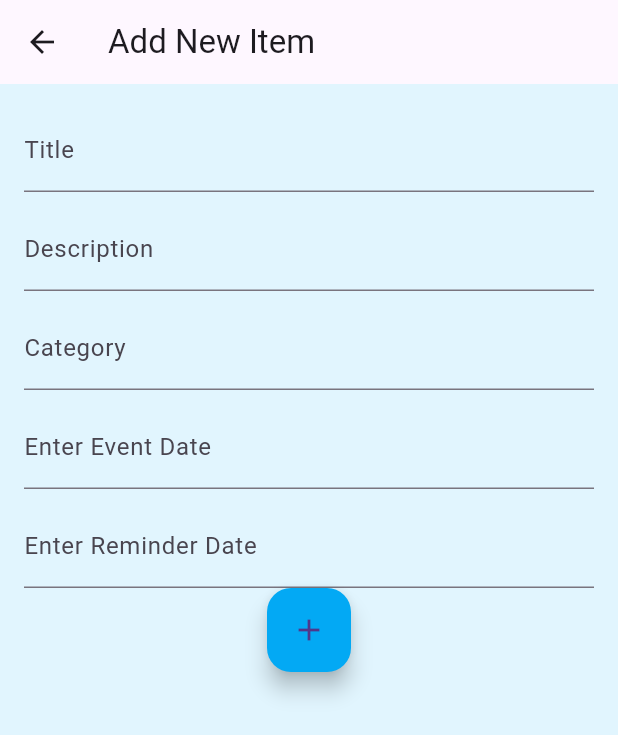
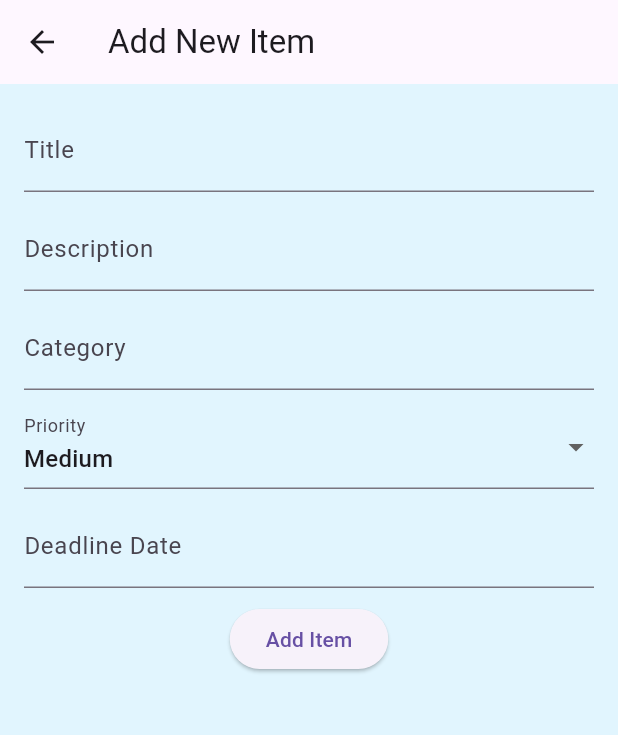
Before and after one commit to Sudharshan-3904/do_it_later, a Flutter app: the screen it shows after launch, after a tap on the "add" icon, on a phone screen of 412 x 824 dp. Shown: the top 735 px of the screen. Run offline on Flutter 3.47's test engine with Material 3 defaults, Android fonts, the phone set to English and light mode, and no system bars; drawn by our look-alikes of date_field.

Commit message:
draft-Commit-28102024

```diff
--- a/lib/main.dart
+++ b/lib/main.dart
@@ -1,3 +1,5 @@
+// ignore_for_file: library_private_types_in_public_api
+
 import 'package:flutter/material.dart';
 import 'package:intl/intl.dart';
 import 'package:date_field/date_field.dart';
@@ -10,7 +12,6 @@ class DoItLaterApp extends StatefulWidget {
   const DoItLaterApp({super.key});
 
   @override
-  // ignore: library_private_types_in_public_api
   _DoItLaterAppState createState() => _DoItLaterAppState();
 }
 
@@ -20,6 +21,12 @@ class _DoItLaterAppState extends State<DoItLaterApp> {
   void addNewToDoListItem(ToDoListItem latestItem) {
     setState(() {
       allListItems.add(latestItem);
+    });
+  }
+
+  void reorderItems() {
+    setState(() {
+      allListItems.sort((a, b) => a.done ? 1 : -1);
     });
   }
 
@@ -35,52 +42,37 @@ class _DoItLaterAppState extends State<DoItLaterApp> {
         ),
       ),
       home: ToDoListItemListScreen(
-          allListItems: allListItems, onAddItem: addNewToDoListItem),
+        allListItems: allListItems,
+        onAddItem: addNewToDoListItem,
+        reorderItems: reorderItems,
+      ),
     );
   }
 }
 
 // ignore: must_be_immutable
 class ToDoListItem extends StatefulWidget {
-  bool? done;
+  bool done = false;
   final String title;
   final String description;
-  final DateTime eventDateTime;
-  final DateTime reminderDateTime;
+  final DateTime deadlineDateTime;
   final String category;
-  bool? overdue;
+  final String priority;
 
   ToDoListItem({
     super.key,
-    this.done,
     required this.title,
     required this.description,
-    required this.eventDateTime,
-    required this.reminderDateTime,
+    required this.deadlineDateTime,
     required this.category,
-    this.overdue,
+    required this.priority,
   });
 
   @override
-  // ignore: library_private_types_in_public_api
   _ToDoListItemState createState() => _ToDoListItemState();
 }
 
 class _ToDoListItemState extends State<ToDoListItem> {
-  @override
-  void initState() {
-    super.initState();
-    _checkIfOverdue();
-  }
-
-  void _checkIfOverdue() {
-    if (DateTime.now().isAfter(widget.reminderDateTime)) {
-      setState(() {
-        widget.overdue = true;
-      });
-    }
-  }
-
   String formatDateTime(DateTime dateTime) {
     return DateFormat('yyyy-MM-dd hh:mm a').format(dateTime);
   }
@@ -92,8 +84,9 @@ class _ToDoListItemState extends State<ToDoListItem> {
         Navigator.push(
           context,
           MaterialPageRoute(
-            builder: (context) =>
-                ToDoListItemDetailsScreen(currentListItem: widget),
+            builder: (context) => ToDoListItemDetailsScreen(
+              currentListItem: widget,
+            ),
           ),
         );
       },
@@ -112,19 +105,26 @@ class _ToDoListItemState extends State<ToDoListItem> {
                       setState(() {
                         widget.done = value ?? false;
                       });
+                      // Call reorderItems on the parent widget
+                      (context.findAncestorStateOfType<_DoItLaterAppState>()
+                              as _DoItLaterAppState)
+                          .reorderItems();
                     },
                   ),
                   Text(
                     widget.title,
                     style: TextStyle(
-                      // color: widget.overdue ? Colors.red : Colors.lightBlue[400],
                       color: Colors.lightBlue[400],
+                      decoration: widget.done == true
+                          ? TextDecoration.lineThrough
+                          : TextDecoration.none,
                     ),
                   ),
                 ],
               ),
-              Text(formatDateTime(widget.eventDateTime)),
+              Text(formatDateTime(widget.deadlineDateTime)),
               Text(widget.description),
+              Text('Priority: ${widget.priority}'),
             ],
           ),
         ),
@@ -154,16 +154,14 @@ class ToDoListItemDetailsScreen extends StatelessWidget {
           crossAxisAlignment: CrossAxisAlignment.start,
           children: [
             Text(
-              "Date and Time: ${formatDateTime(currentListItem.eventDateTime)}",
-              style: const TextStyle(fontSize: 16),
-            ),
-            const SizedBox(height: 5),
-            Text(
-              "Reminder: ${formatDateTime(currentListItem.reminderDateTime)}",
+              "Deadline: ${formatDateTime(currentListItem.deadlineDateTime)}",
               style: const TextStyle(fontSize: 16),
             ),
             const SizedBox(height: 5),
             Text("Category: ${currentListItem.category}",
+                style: const TextStyle(fontSize: 16)),
+            const SizedBox(height: 5),
+            Text("Priority: ${currentListItem.priority}",
                 style: const TextStyle(fontSize: 16)),
             const SizedBox(height: 10),
             Text(currentListItem.description,
@@ -178,11 +176,13 @@ class ToDoListItemDetailsScreen extends StatelessWidget {
 class ToDoListItemListScreen extends StatelessWidget {
   final List<ToDoListItem> allListItems;
   final Function(ToDoListItem) onAddItem;
+  final Function reorderItems;
 
   const ToDoListItemListScreen({
     super.key,
     required this.allListItems,
     required this.onAddItem,
+    required this.reorderItems,
   });
 
   @override
@@ -194,10 +194,8 @@ class ToDoListItemListScreen extends StatelessWidget {
       body: ListView.builder(
         itemCount: allListItems.length,
         itemBuilder: (context, index) {
-          final toDoLIstItemToDisplay = allListItems[index];
-          return ListTile(
-            title: Text(toDoLIstItemToDisplay.title),
-          );
+          final toDoListItemToDisplay = allListItems[index];
+          return toDoListItemToDisplay;
         },
       ),
       floatingActionButton: FloatingActionButton(
@@ -205,9 +203,8 @@ class ToDoListItemListScreen extends StatelessWidget {
           Navigator.push(
             context,
             MaterialPageRoute(
-                builder: (context) => AddToDoItemScreen(
-                      onAddItem: onAddItem,
-                    )),
+              builder: (context) => AddToDoItemScreen(onAddItem: onAddItem),
+            ),
           );
         },
         child: const Icon(Icons.add),
@@ -216,16 +213,21 @@ class ToDoListItemListScreen extends StatelessWidget {
   }
 }
 
-// ignore: must_be_immutable
-class AddToDoItemScreen extends StatelessWidget {
+class AddToDoItemScreen extends StatefulWidget {
   final Function(ToDoListItem) onAddItem;
-  AddToDoItemScreen({super.key, required this.onAddItem});
 
-  var name = "";
-  var cat = "";
-  var desc = "";
-  DateTime eventDate = DateTime(2024);
-  DateTime reminderDate = DateTime(2024);
+  const AddToDoItemScreen({super.key, required this.onAddItem});
+
+  @override
+  _AddToDoItemScreenState createState() => _AddToDoItemScreenState();
+}
+
+class _AddToDoItemScreenState extends State<AddToDoItemScreen> {
+  String name = "";
+  String cat = "";
+  String desc = "";
+  String priority = "Medium";
+  DateTime deadlineDate = DateTime.now();
 
   @override
   Widget build(BuildContext context) {
@@ -233,7 +235,8 @@ class AddToDoItemScreen extends StatelessWidget {
       appBar: AppBar(title: const Text('Add New Item')),
       body: Padding(
         padding: const EdgeInsets.all(16.0),
-        child: Column(children: [
+        child: Column(
+          children: [
             TextField(
               decoration: const InputDecoration(labelText: 'Title'),
               onChanged: (value) {
@@ -255,39 +258,44 @@ class AddToDoItemScreen extends StatelessWidget {
               },
             ),
             const SizedBox(height: 10),
-          DateTimeFormField(
-            decoration: const InputDecoration(labelText: 'Enter Event Date'),
-            firstDate: DateTime.now().add(const Duration(days: 30)),
-            lastDate: DateTime.now().add(const Duration(days: 90)),
-            initialPickerDateTime: DateTime.now().add(const Duration(days: 35)),
-            onChanged: (DateTime? value) {
-              eventDate = value!;
+            DropdownButtonFormField<String>(
+              decoration: const InputDecoration(labelText: 'Priority'),
+              value: priority,
+              items: ['High', 'Medium', 'Low'].map((String value) {
+                return DropdownMenuItem<String>(
+                  value: value,
+                  child: Text(value),
+                );
+              }).toList(),
+              onChanged: (newValue) {
+                setState(() {
+                  priority = newValue!;
+                });
               },
             ),
             const SizedBox(height: 10),
             DateTimeFormField(
-            decoration: const InputDecoration(labelText: 'Enter Reminder Date'),
-            firstDate: DateTime.now().add(const Duration(days: 30)),
-            lastDate: DateTime.now().add(const Duration(days: 90)),
-            initialPickerDateTime: DateTime.now().add(const Duration(days: 35)),
+                decoration: const InputDecoration(labelText: 'Deadline Date'),
                 onChanged: (DateTime? value) {
-              eventDate = value!;
-            },
-          ),
-          FloatingActionButton(
+                  deadlineDate = value!;
+                }),
+            const SizedBox(height: 10),
+            ElevatedButton(
               onPressed: () {
                 ToDoListItem newItem = ToDoListItem(
                   title: name,
                   description: desc,
-                  eventDateTime: eventDate,
-                  reminderDateTime: reminderDate,
-                  category: cat);
-              onAddItem(newItem);
+                  deadlineDateTime: deadlineDate,
+                  category: cat,
+                  priority: priority,
+                );
+                widget.onAddItem(newItem);
                 Navigator.pop(context);
               },
-            child: const Icon(Icons.add),
+              child: const Text('Add Item'),
             ),
-        ]),
+          ],
+        ),
       ),
     );
   }
```
Lines whose indentation alone changed are shown as unchanged.
